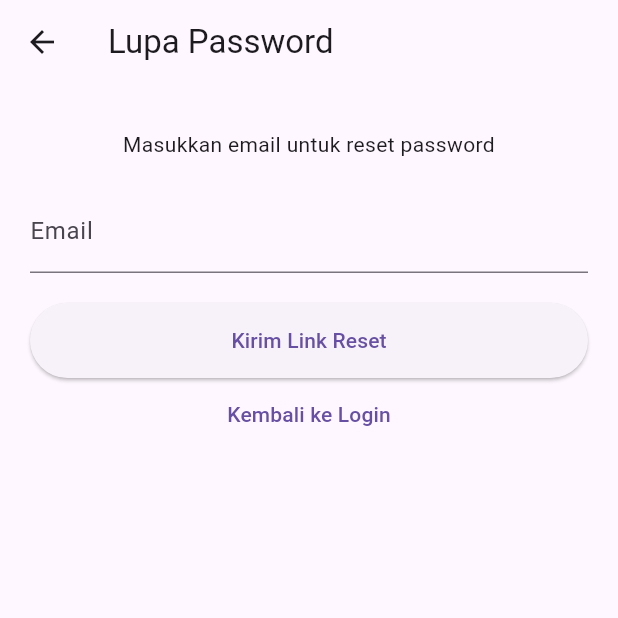
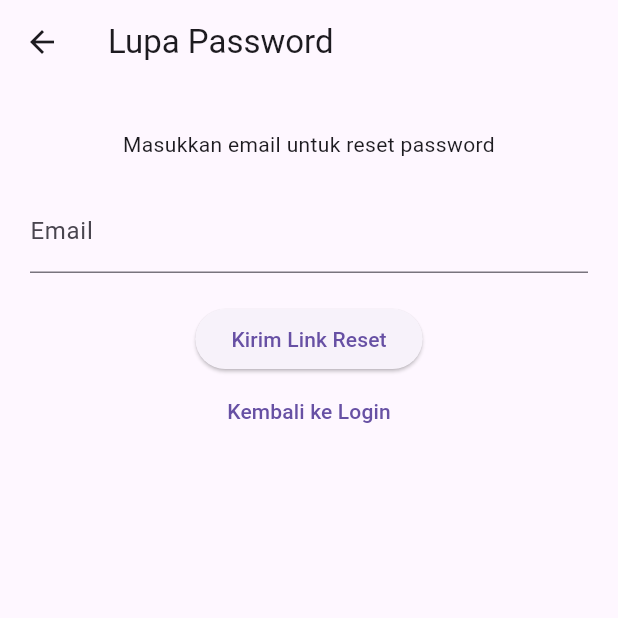
Before and after one commit to Jonathanmau/flutter-login-app, a Flutter app: the ForgotPage screen opened by its route, on a phone screen of 412 x 824 dp, the top half of it. Run offline on Flutter 3.47's test engine with Material 3 defaults, Android fonts, the phone set to English and light mode, and no system bars.

Commit message:
improve custom button widget

```diff
--- a/lib/widgets/custom_button.dart
+++ b/lib/widgets/custom_button.dart
@@ -1,9 +1,10 @@
 import 'package:flutter/material.dart';
 
+// widget tombol reusable
 class CustomButton extends StatelessWidget {
-  final String text;
-  final VoidCallback onPressed;
-  final bool isLoading;
+  final String text; // teks tombol
+  final VoidCallback onPressed; // aksi saat ditekan
+  final bool isLoading; // status loading
 
   const CustomButton({
     required this.text,
@@ -13,22 +14,10 @@ class CustomButton extends StatelessWidget {
 
   @override
   Widget build(BuildContext context) {
-    return SizedBox(
-      width: double.infinity,
-      height: 50,
-      child: ElevatedButton(
-        onPressed: isLoading ? null : onPressed,
-        child: isLoading
-            ? SizedBox(
-                width: 20,
-                height: 20,
-                child: CircularProgressIndicator(
-                  strokeWidth: 2,
-                  color: Colors.white,
-                ),
-              )
-            : Text(text),
-      ),
-    );
+    return isLoading
+        // loading tampil spinner
+        ? CircularProgressIndicator()
+        // jika tidak tampil tombol
+        : ElevatedButton(onPressed: onPressed, child: Text(text));
   }
 }
```
